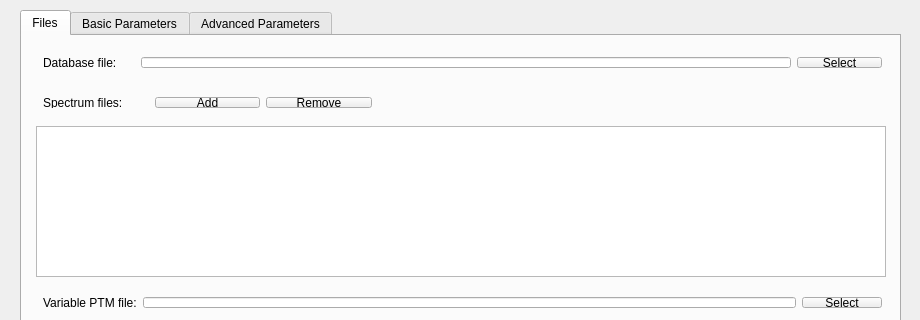
Above: src/gui/topmg/topmgwindow.ui from toppic-suite/toppic-suite before the change; both pictures show x 0 to 920 and y 0 to 320 of the 920 by 700 pixel window. Below: the same form after it.
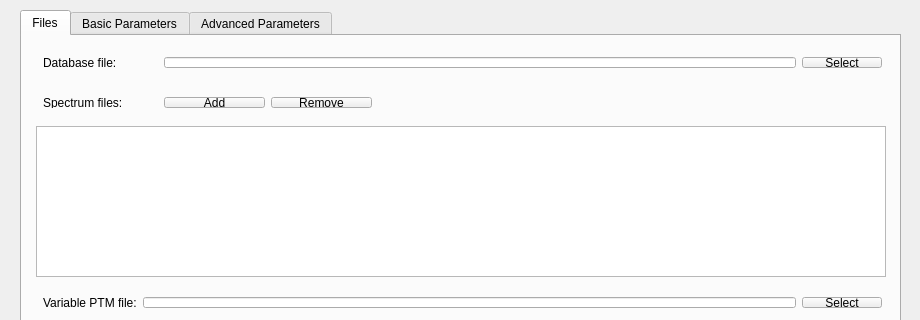
That is the form after the change. The open tabs and pages were chosen to show the change. Icons and pictures are not drawn.

Commit message: Fixed several formattin issue in the GUI.

Patch:
```diff
--- a/src/gui/topmg/topmgwindow.ui
+++ b/src/gui/topmg/topmgwindow.ui
@@ -165,6 +165,12 @@
       <layout class="QHBoxLayout" name="horizontalLayout">
        <item>
         <widget class="QLabel" name="label">
+         <property name="minimumSize">
+          <size>
+           <width>115</width>
+           <height>0</height>
+          </size>
+         </property>
          <property name="text">
           <string>Database file: </string>
          </property>
@@ -213,6 +219,12 @@
       <layout class="QHBoxLayout" name="horizontalLayout_2">
        <item>
         <widget class="QLabel" name="label_2">
+         <property name="minimumSize">
+          <size>
+           <width>115</width>
+           <height>0</height>
+          </size>
+         </property>
          <property name="text">
           <string>Spectrum files: </string>
          </property>
```
Left out of the diff: 4 changed lines with no effect on the pictures. The commit also changes 3 other files.
